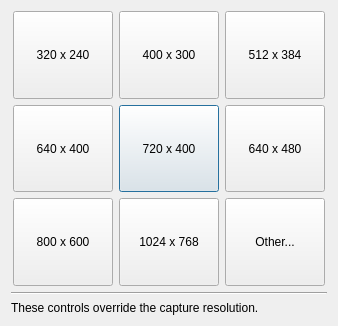
Above: src/display/qt/dialogs/ui/input_resolution_dialog.ui from mrehkopf/vcs before the change. Below: the same form after it.
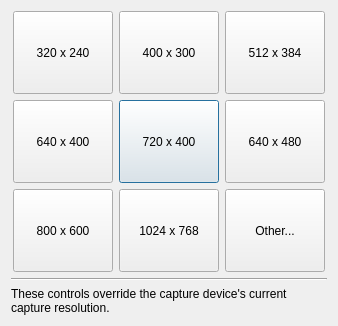
That is the form after the change.

```diff
--- a/src/display/qt/dialogs/ui/input_resolution_dialog.ui
+++ b/src/display/qt/dialogs/ui/input_resolution_dialog.ui
@@ -171,7 +171,10 @@
    <item>
     <widget class="QLabel" name="label">
      <property name="text">
-      <string>These controls override the capture resolution.</string>
+      <string>These controls override the capture device's current capture resolution.</string>
+     </property>
+     <property name="wordWrap">
+      <bool>true</bool>
      </property>
     </widget>
    </item>
```
Left out of the diff: 2 changed lines with no effect on the pictures.
